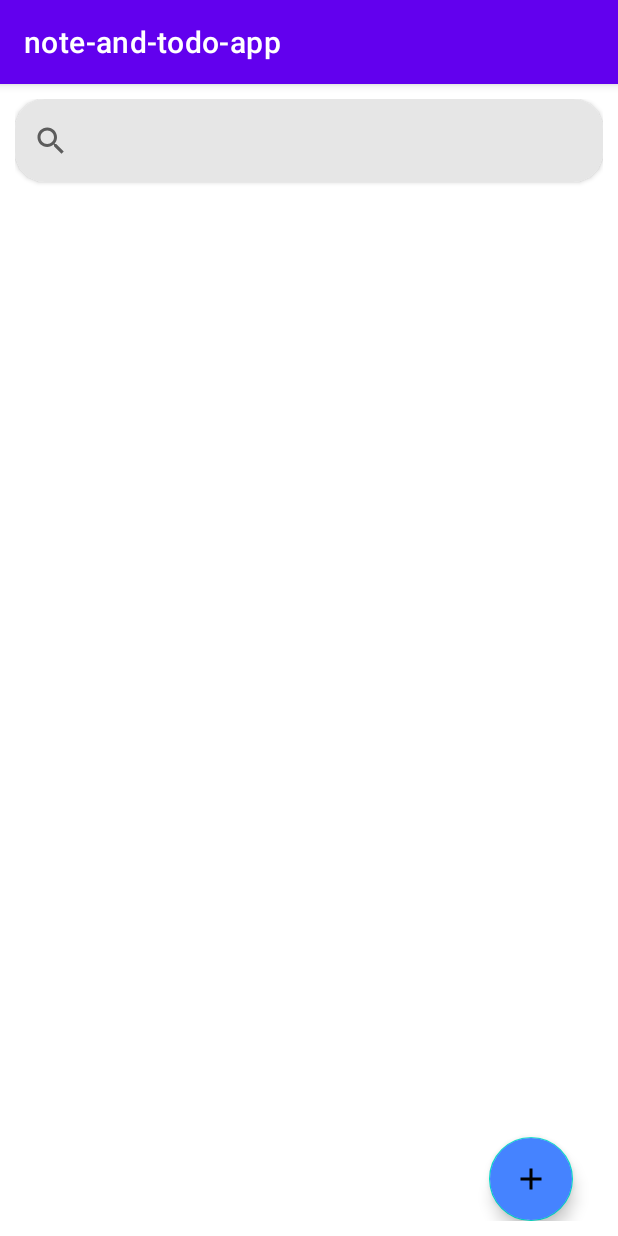
After one commit to december31/note-and-todo-app, an Android app: the fragment NoteFragment shown on its own in the app's theme, on a phone screen of 412 x 824 dp. The commit adds this screen. Run offline under Robolectric (Android 15) with nearby library versions, the phone set to English and light mode, and no system bars; our stand-ins replace data binding.

Commit message:
contruct folder

```diff
--- /dev/null
+++ b/app/src/main/java/com/example/note_and_todo_app/note/NoteFragment.java
@@ -0,0 +1,21 @@
+package com.example.note_and_todo_app.note;
+
+import android.os.Bundle;
+
+import androidx.fragment.app.Fragment;
+
+import android.view.LayoutInflater;
+import android.view.View;
+import android.view.ViewGroup;
+
+import com.example.note_and_todo_app.R;
+
+public class NoteFragment extends Fragment {
+
+    @Override
+    public View onCreateView(LayoutInflater inflater, ViewGroup container,
+                             Bundle savedInstanceState) {
+        // Inflate the layout for this fragment
+        return inflater.inflate(R.layout.fragment_note, container, false);
+    }
+}
--- /dev/null
+++ b/app/src/main/res/drawable/baseline_add_24.xml
@@ -0,0 +1,6 @@
+<vector android:height="24dp" android:tint="@color/white"
+    android:viewportHeight="24" android:viewportWidth="24"
+    android:width="24dp" xmlns:android="http://schemas.android.com/apk/res/android">
+    <path android:fillColor="@android:color/white"
+        android:pathData="M19,13h-6v6h-2v-6H5v-2h6V5h2v6h6v2z"/>
+</vector>
--- a/app/src/main/res/layout/fragment_note.xml
+++ b/app/src/main/res/layout/fragment_note.xml
@@ -1,14 +1,52 @@
 <?xml version="1.0" encoding="utf-8"?>
-<FrameLayout xmlns:android="http://schemas.android.com/apk/res/android"
+<layout xmlns:android="http://schemas.android.com/apk/res/android"
+    xmlns:app="http://schemas.android.com/apk/res-auto"
     xmlns:tools="http://schemas.android.com/tools"
-    android:layout_width="match_parent"
-    android:layout_height="match_parent"
-    tools:context=".fragment_note">
+    tools:context=".note.NoteFragment">
 
     <!-- TODO: Update blank fragment layout -->
-    <TextView
-        android:layout_width="match_parent"
-        android:layout_height="match_parent"
-        android:text="@string/hello_blank_fragment" />
+   <androidx.constraintlayout.widget.ConstraintLayout
+       android:layout_width="match_parent"
+       android:layout_height="match_parent"
+       android:padding="10dp">
 
-</FrameLayout>
+       <androidx.cardview.widget.CardView
+           android:id="@+id/cardView"
+           android:layout_width="match_parent"
+           android:layout_height="wrap_content"
+           app:cardCornerRadius="20dp"
+           app:layout_constraintEnd_toEndOf="parent"
+           app:layout_constraintStart_toStartOf="parent"
+           app:layout_constraintTop_toTopOf="parent">
+
+           <androidx.appcompat.widget.SearchView
+               android:id="@+id/searchNote"
+               android:layout_width="match_parent"
+               android:layout_height="55dp"
+               android:background="@color/gray"
+               android:iconifiedByDefault="false"
+               android:queryHint="Tìm kiếm ghi chú" />
+       </androidx.cardview.widget.CardView>
+
+       <com.google.android.material.floatingactionbutton.FloatingActionButton
+           android:id="@+id/floatingActionButton"
+           android:layout_width="wrap_content"
+           android:layout_height="wrap_content"
+           android:clickable="true"
+           android:layout_marginEnd="20dp"
+           android:backgroundTint="@color/blue"
+           android:src="@drawable/baseline_add_24"
+           app:layout_constraintBottom_toBottomOf="parent"
+           app:layout_constraintEnd_toEndOf="parent"
+           android:focusable="true" />
+
+       <androidx.recyclerview.widget.RecyclerView
+            android:id="@+id/recyclerNote"
+           android:layout_width="match_parent"
+           android:layout_height="wrap_content"
+           app:layout_constraintEnd_toEndOf="parent"
+           app:layout_constraintStart_toStartOf="parent"
+           android:layout_marginTop="20dp"
+           app:layout_constraintTop_toBottomOf="@+id/cardView" />
+   </androidx.constraintlayout.widget.ConstraintLayout>
+</layout>
--- a/app/src/main/res/layout/fragment_setting.xml
+++ b/app/src/main/res/layout/fragment_setting.xml
@@ -3,7 +3,7 @@
     xmlns:tools="http://schemas.android.com/tools"
     android:layout_width="match_parent"
     android:layout_height="match_parent"
-    tools:context=".fragment_setting">
+    tools:context=".setting.SettingFragment">
 
     <!-- TODO: Update blank fragment layout -->
     <TextView
--- a/app/src/main/res/layout/fragment_todo_category.xml
+++ b/app/src/main/res/layout/fragment_todo_category.xml
@@ -3,7 +3,7 @@
     xmlns:tools="http://schemas.android.com/tools"
     android:layout_width="match_parent"
     android:layout_height="match_parent"
-    tools:context=".fragment_todo_category">
+    tools:context=".todo.TodoCategoryFragment">
 
     <!-- TODO: Update blank fragment layout -->
     <TextView
--- a/app/src/main/res/layout/fragment_todo_list.xml
+++ b/app/src/main/res/layout/fragment_todo_list.xml
@@ -3,7 +3,7 @@
     xmlns:tools="http://schemas.android.com/tools"
     android:layout_width="match_parent"
     android:layout_height="match_parent"
-    tools:context=".fragment_todo_list">
+    tools:context=".todo.TodoListFragment">
 
     <!-- TODO: Update blank fragment layout -->
     <TextView
--- a/app/src/main/res/values/colors.xml
+++ b/app/src/main/res/values/colors.xml
@@ -8,4 +8,5 @@
     <color name="black">#FF000000</color>
     <color name="white">#FFFFFFFF</color>
     <color name="gray">#e6e6e6</color>
+    <color name="blue">#4583ff</color>
 </resources>
```
Also changed, not shown: app/src/main/java/com/example/note_and_todo_app/fragment_todo_list.java (deleted, +0 -64 lines), app/src/main/java/com/example/note_and_todo_app/setting/SettingFragment.java (renamed from app/src/main/java/com/example/note_and_todo_app/fragment_note.java, +10 -8 lines), app/src/main/java/com/example/note_and_todo_app/todo/TodoCategoryFragment.java (renamed from app/src/main/java/com/example/note_and_todo_app/fragment_todo_category.java, +8 -6 lines), app/src/main/java/com/example/note_and_todo_app/todo/TodoListFragment.java (renamed from app/src/main/java/com/example/note_and_todo_app/fragment_setting.java, +10 -8 lines), app/src/main/res/layout/layout_note_item.xml (added, +31 -0 lines).
